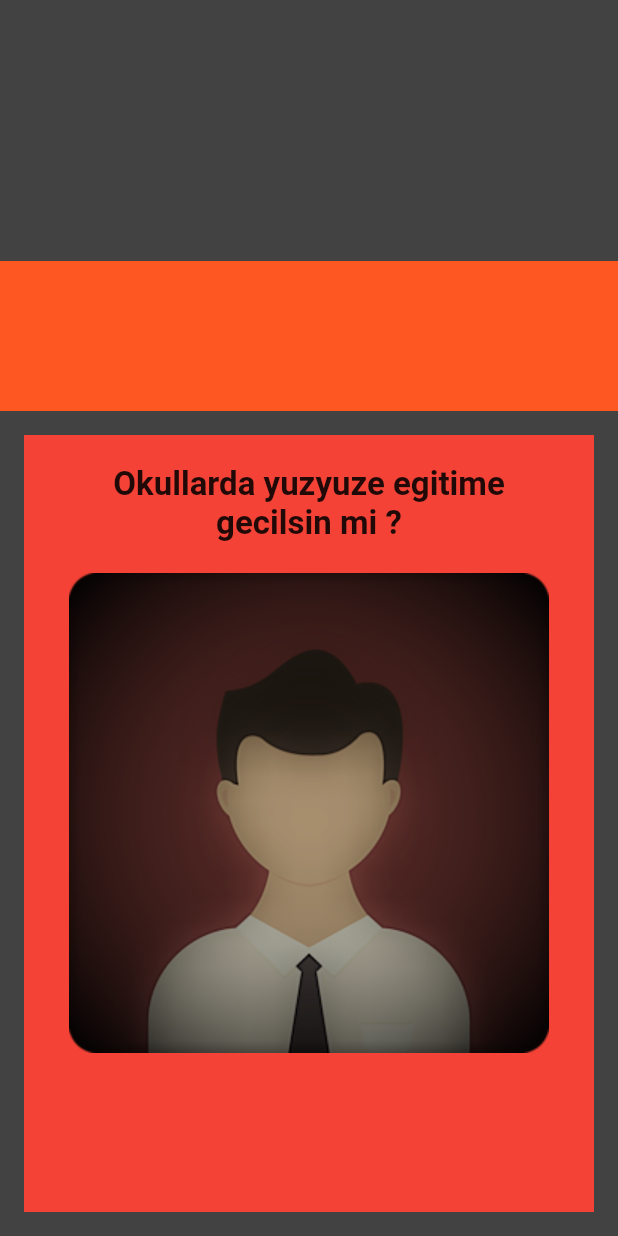
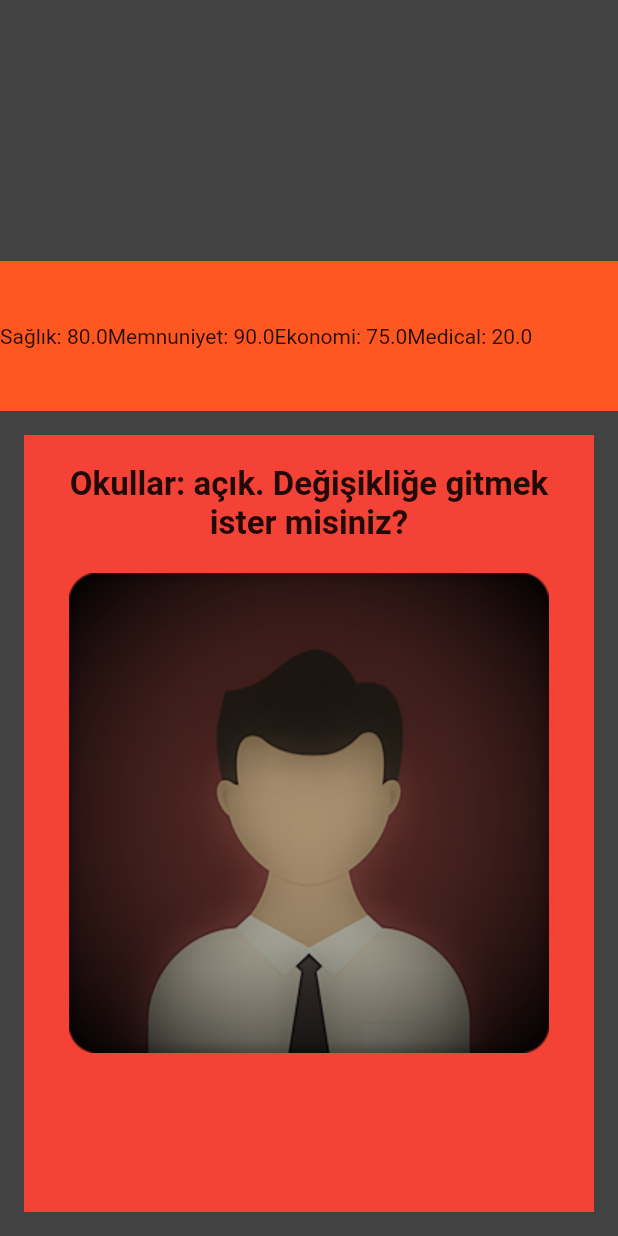
Before and after one commit to Kaandonmez/pandemigame, a Flutter app: the gamescreen screen opened directly, on a phone screen of 412 x 824 dp. Run offline on Flutter 3.47's test engine with Material 2 defaults, Android fonts, the light colour scheme and no system bars; drawn by our look-alikes of swipe_cards; our stand-ins replace flutter_svg; missing offline and left inert: adobe_xd.

Commit message:
Sorular düzenlendi. Üst bara resources eklendi

```diff
--- a/lib/domain/model/questions.dart
+++ b/lib/domain/model/questions.dart
@@ -49,6 +49,12 @@ class Questions {
   }
 
   swipeYes() {
+    if(questionString.contains("açık")){
+      questionString.replaceAll("açık", "kapalı");
+    }
+    else {
+      questionString.replaceAll("kapalı", "açık");
+    }
     // ! ilgili kart yes kararına swipe edildikten sonra bu metot çağırılacak.
     // todo: oyunun kaybedildiğini anlamak için ressources kontrolü timeline içine eklenirse daha mantıklı olacaktır.
     //? burada sadece değerlerin belirli aralıklarda tutulması sağlanacak.
--- a/lib/gamescreen.dart
+++ b/lib/gamescreen.dart
@@ -4,6 +4,7 @@ import 'package:pandemigame/domain/model/questions.dart';
 import 'package:swipe_cards/swipe_cards.dart';
 import 'utils/config.dart';
 import "dart:math";
+import '/domain/model/resources.dart';
 
 Random rnd = Random();
 
@@ -27,6 +28,10 @@ class gamescreen extends StatefulWidget {
 class _gamescreen extends State<gamescreen> {
   List<SwipeItem> _swipeItems = List<SwipeItem>();
   MatchEngine _matchEngine;
+  var health_level = resources.health_level;
+  var satisfaction_level = resources.satisfaction_level;
+  var economy_level = resources.economy_level;
+  var medical_level= resources.medical_level;
   GlobalKey<ScaffoldState> _scaffoldKey = GlobalKey();
   final List<Questions> _question = questions;
   final List<Color> _colors = [
@@ -36,7 +41,20 @@ class _gamescreen extends State<gamescreen> {
     Colors.yellow,
     Colors.orange
   ];
-
+  void reloadResources(){
+    setState(() {
+      health_level = resources.health_level;
+    });
+    setState(() {
+      satisfaction_level = resources.satisfaction_level;
+    });
+    setState(() {
+      economy_level = resources.economy_level;
+    });
+    setState(() {
+      medical_level= resources.medical_level;
+    });
+  }
   @override
   void initState() {
     for (int i = 0; i < _question.length; i++) {
@@ -47,9 +65,11 @@ class _gamescreen extends State<gamescreen> {
               askerImage: _question[i].askerImage),
           likeAction: () {
             _question[i].swipeYes();
+            reloadResources();
           },
           nopeAction: () {
             _question[i].swipeNo();
+            reloadResources();
           }));
     }
 
@@ -64,7 +84,26 @@ class _gamescreen extends State<gamescreen> {
         backgroundColor: Colors.grey[800],
         body: Container(
             child: Column(children: [
-          Container(height: 100,color: Colors.deepOrange),
+          Container(
+                height: 100,
+                color: Colors.deepOrange,
+              child: Row(
+                children: [
+                  Container(
+                    child: Text("Sağlık: "+health_level.toStringAsPrecision(3)),
+                  ),
+                  Container(
+                    child: Text("Memnuniyet: "+satisfaction_level.toStringAsPrecision(3)),
+                  ),
+                  Container(
+                    child: Text("Ekonomi: "+economy_level.toStringAsPrecision(3)),
+                  ),
+                  Container(
+                    child: Text("Medical: "+medical_level.toStringAsPrecision(3)),
+                  ),
+                ],
+              )
+          ),
           Container(
             height: 550,
             child: SwipeCards(
--- a/lib/utils/create_questions.dart
+++ b/lib/utils/create_questions.dart
@@ -1,4 +1,6 @@
 //import 'package:pandemic/utils/config.dart';
+
+import 'package:pandemigame/domain/model/activity.dart';
 
 import '../domain/model/questions.dart';
 import 'config.dart';
@@ -19,9 +21,18 @@ questions.add(Questions("Soru Stringi Buraya!!", Soruidsi buraya int olarak giri
 
  */ ///
 
+String acikMi(Activities activity){
+  if(activity.isActive){
+    return "açık";
+  }
+  else {
+    return "kapalı";
+  }
+}
+
 void create_Questions() {
   questions.add(Questions(
-      "Okullarda yuzyuze egitime gecilsin mi ?",
+      "Okullar: "+acikMi(activities[0])+". Değişikliğe gitmek ister misiniz?",
       0,
       [
         [
@@ -57,7 +68,7 @@ void create_Questions() {
       "12"));
 */
   questions.add(Questions(
-      "Asilama calismalarinin baslatilmasini istiyor musunuz ?",
+      "Aşılama çalışmaları: "+acikMi(activities[8])+". Değişikliğe gitmek ister misiniz?",
       4,
       [
         [
@@ -78,7 +89,7 @@ void create_Questions() {
       "2"));
 
   questions.add(Questions(
-      "Asilama yapabilmek icin gerekli olan ithalat iznini veriyor musunuz ?",
+      "Aşılama yapabilmek için gerekli olan ithalat iznini veriyor musunuz?",
       4,
       [
         [
@@ -93,7 +104,7 @@ void create_Questions() {
       "9"));
 
   questions.add(Questions(
-      "Vergi artirimi ile ekonomik seviye yukariya cekilsin mi ?",
+      "Vergi arttırımı yapılarak ile ekonomik seviye yukarı çekilsin mi?",
       5,
       [
         [
@@ -108,7 +119,7 @@ void create_Questions() {
       "3"));
 
   questions.add(Questions(
-      "Yabanci ulkelerden dis borc alarak ekonominize katki saglamayi planliyor musunuz?",
+      "Yabancı ülkelerden diş borç alarak ekonominize katkı sağlamak ister misiniz?",
       6,
       [
         [
@@ -123,7 +134,7 @@ void create_Questions() {
       "11"));
 
   questions.add(Questions(
-      "Sehirler ve ulkelerarasi yolculuklara sinirlama getirilsin mi ?",
+      "Şehirler ve ülkeler arası yolculuklar: "+acikMi(activities[2])+". Değişikliğe gitmek ister misiniz?",
       7,
       [
         [
@@ -144,7 +155,7 @@ void create_Questions() {
       "7"));
 
   questions.add(Questions(
-      "Spor musabakalarina kisitlama uygulamak amaciyla bir muddet ara verilsin mi ?",
+      "Spor müsabakaları: "+acikMi(activities[3])+". Değişikliğe gitmek ister misiniz?",
       9,
       [
         [
@@ -159,7 +170,7 @@ void create_Questions() {
       "10"));
 
   questions.add(Questions(
-      "Tip seviyenizi gelistirmeyi dusunuyor musunuz ?",
+      "Ekonomik maliyetini göze alarak tıp alanında geliştirmelere gitmek ister misiniz?",
       11,
       [
         [
@@ -174,7 +185,7 @@ void create_Questions() {
       "2"));
 
   questions.add(Questions(
-      "Ulkenizde asi uretim calismalarina baslansin mi ?",
+      "Yerli aşı çalışmalarına yatırım yapmak ister misiniz?",
       12,
       [
         [
@@ -189,22 +200,7 @@ void create_Questions() {
       "8"));
 
   questions.add(Questions(
-      "Ulkenizde bu yaz olimpiyatlar yapilmasi planlaniyor, onayliyor musunuz",
-      13,
-      [
-        [
-          18, // sırasıyla ekonomi , saglik , medical , hoşnutluk
-          0,
-          0,
-          22,
-          []
-        ], //!evet ise
-        [-5, 0, 0, -13, []] //  !hayır ise
-      ],
-      "5"));
-
-  questions.add(Questions(
-      "Ibadet yerleri halka kapatilsin mi ?",
+      "Ibadet yerleri: "+acikMi(activities[9])+". Değişikliğe gitmek ister misiniz?",
       14,
       [
         [
@@ -212,14 +208,14 @@ void create_Questions() {
           0,
           0,
           -0.45,
-          []
+          [activities[9]]
         ], //!evet ise
         [0, 0, 0, 0.1, []] //  !hayır ise
       ],
       "5"));
 
   questions.add(Questions(
-      "Supermarketlerin calisma saatleri en gec 17.00 olacak sekilde ayarlansin mi ? ",
+      "Alışveriş merkezleri: "+acikMi(activities[5])+". Değişikliğe gitmek ister misiniz?",
       15,
       [
         [
@@ -257,7 +253,7 @@ void create_Questions() {
    */
 
   questions.add(Questions(
-      "Dugun, nisan, kina gibi toplu eglencelere kisitlamalar getirilsin mi ? .",
+      "Düğün, nişan, kutlama gibi toplu aktiviteler:"+acikMi(activities[7])+" kisitlamalar getirilsin mi ? .",
       17,
       [
         [
--- a/lib/utils/utils.dart
+++ b/lib/utils/utils.dart
@@ -212,6 +212,7 @@ class Utils {
     activities.add(Activities("food", 1, true)); //6
     activities.add(Activities("ceremony", 1, true)); //7
     activities.add(Activities("start vaccination", 1, false)); //8
+    activities.add(Activities("worship", 1, true)); //9
   }
 
   void covidSpread() {
```
